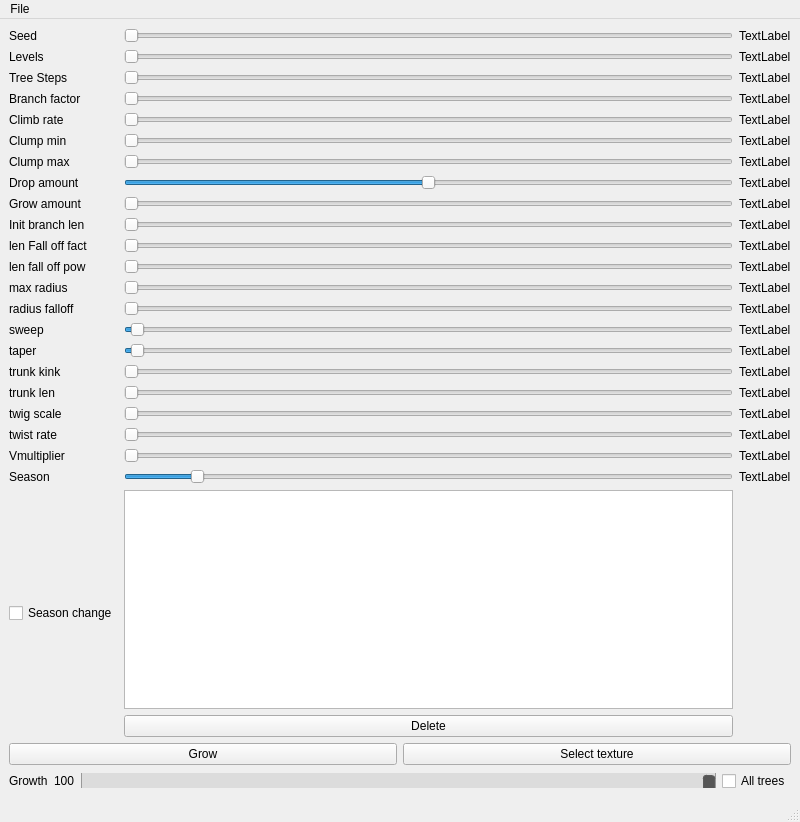
Before: the Qt Designer form program/mainwindow.ui in khhhhh/tree-projecter, drawn with Qt 5.
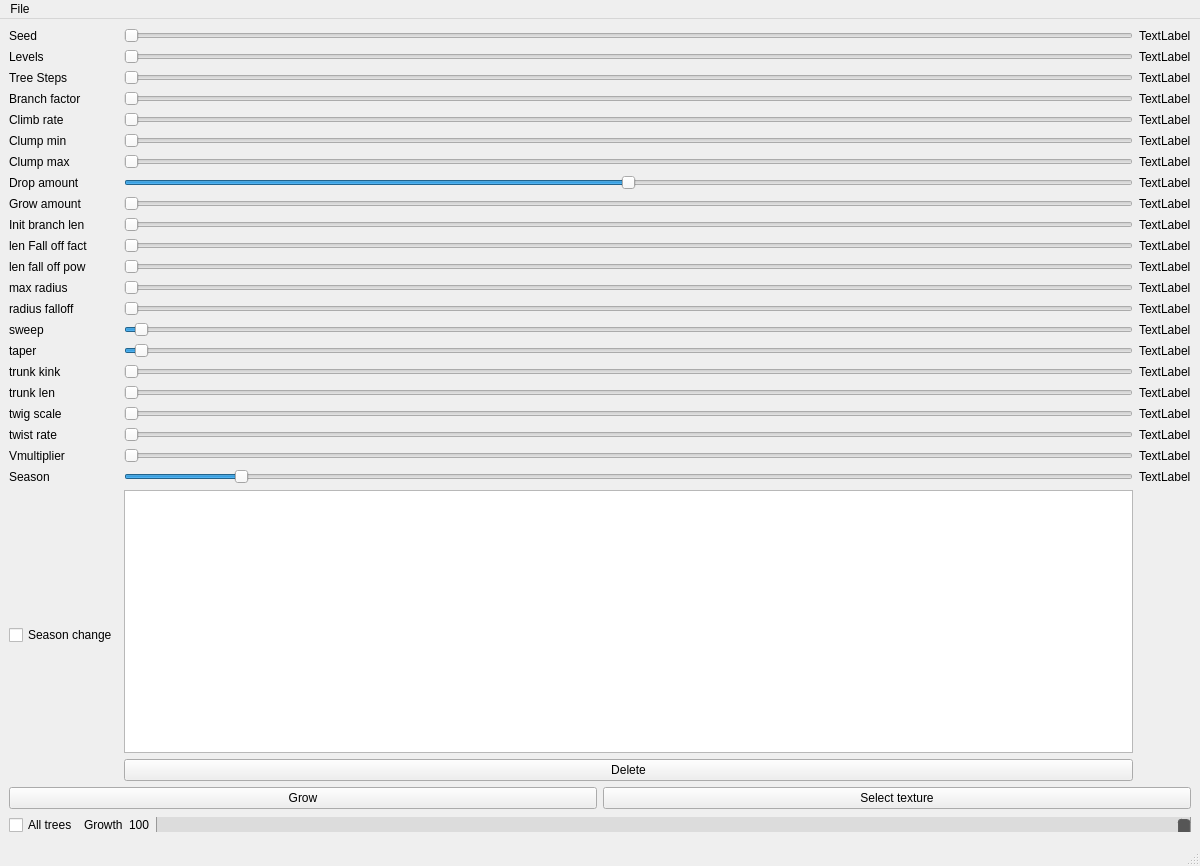
After: the same form once the commit is applied.

Commit message: multiple trees grow

```diff
--- a/program/mainwindow.ui
+++ b/program/mainwindow.ui
@@ -6,10 +6,16 @@
    <rect>
     <x>0</x>
     <y>0</y>
-    <width>800</width>
-    <height>822</height>
+    <width>1200</width>
+    <height>866</height>
    </rect>
   </property>
+  <property name="minimumSize">
+   <size>
+    <width>1200</width>
+    <height>0</height>
+   </size>
+  </property>
   <property name="windowTitle">
    <string>MainWindow</string>
   </property>
@@ -17,6 +23,13 @@
    <layout class="QGridLayout" name="gridLayout">
     <item row="2" column="0">
      <layout class="QHBoxLayout" name="horizontalLayout_3">
+      <item>
+       <widget class="QCheckBox" name="cbGrowAllTrees">
+        <property name="text">
+         <string>All trees</string>
+        </property>
+       </widget>
+      </item>
       <item>
        <widget class="QLabel" name="label">
         <property name="text">
@@ -68,13 +81,6 @@
         </property>
        </widget>
       </item>
-      <item>
-       <widget class="QCheckBox" name="cbGrowAllTrees">
-        <property name="text">
-         <string>All trees</string>
-        </property>
-       </widget>
-      </item>
      </layout>
     </item>
     <item row="1" column="0">
@@ -762,7 +768,7 @@
     <rect>
      <x>0</x>
      <y>0</y>
-     <width>800</width>
+     <width>1200</width>
      <height>25</height>
     </rect>
    </property>
```
The commit also changes 2 other files.
